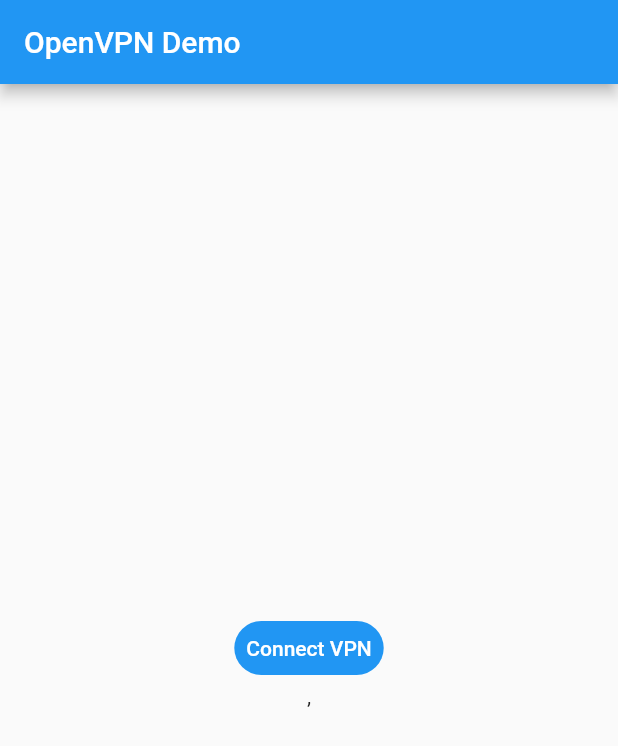
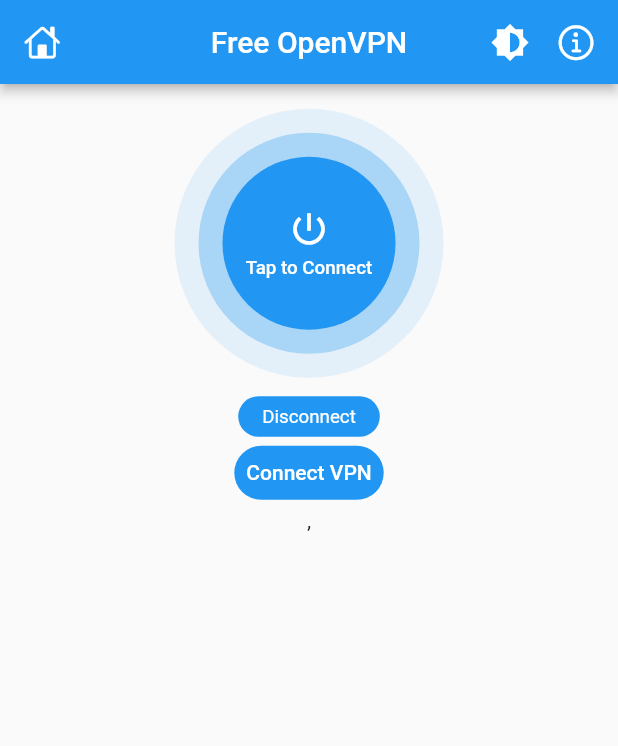
Before and after one commit to HarshAndroid/FreeVPN-App-Flutter, a Flutter app: the screen it shows after launch, on a phone screen of 412 x 824 dp. Shown: the top 746 px of the screen. Run offline on Flutter 3.47's test engine with Material 2 defaults, Android fonts, the phone set to English and light mode, and no system bars; our stand-ins replace get; statements that could not run were skipped.

Commit message:
8.Home Screen UI Part-1

```diff
--- a/lib/main.dart
+++ b/lib/main.dart
@@ -27,6 +27,11 @@ class MyApp extends StatelessWidget {
     return GetMaterialApp(
       title: 'OpenVpn Demo',
       home: SplashScreen(),
+
+      //theme
+      theme:
+          ThemeData(appBarTheme: AppBarTheme(centerTitle: true, elevation: 3)),
+
       debugShowCheckedModeBanner: false,
     );
   }
--- a/lib/screens/home_screen.dart
+++ b/lib/screens/home_screen.dart
@@ -1,10 +1,12 @@
 import 'dart:developer';
 
+import 'package:flutter/cupertino.dart';
 import 'package:flutter/material.dart';
 import 'package:flutter/scheduler.dart';
 
 import 'package:flutter/services.dart' show rootBundle;
 
+import '../main.dart';
 import '../models/vpn_config.dart';
 import '../models/vpn_status.dart';
 import '../services/vpn_engine.dart';
@@ -52,15 +54,35 @@ class _HomeScreenState extends State<HomeScreen> {
   @override
   Widget build(BuildContext context) {
     return Scaffold(
-      appBar: AppBar(title: Text('OpenVPN Demo')),
-      body: Center(
-        child: SingleChildScrollView(
-          padding: EdgeInsets.all(20),
-          physics: BouncingScrollPhysics(),
-          child: Column(
-              mainAxisSize: MainAxisSize.min,
-              crossAxisAlignment: CrossAxisAlignment.stretch,
-              children: [
+      //app bar
+      appBar: AppBar(
+        leading: Icon(CupertinoIcons.home),
+        title: Text('Free OpenVPN'),
+        actions: [
+          IconButton(
+              onPressed: () {},
+              icon: Icon(
+                Icons.brightness_medium,
+                size: 26,
+              )),
+          IconButton(
+              padding: EdgeInsets.only(right: 8),
+              onPressed: () {},
+              icon: Icon(
+                CupertinoIcons.info,
+                size: 27,
+              )),
+        ],
+      ),
+
+      //body
+      body: Column(mainAxisSize: MainAxisSize.min, children: [
+        //for adding some space
+        SizedBox(height: mq.height * .02),
+
+        //vpn button
+        _vpnButton(),
+
         Center(
           child: TextButton(
             style: TextButton.styleFrom(
@@ -95,10 +117,8 @@ class _HomeScreenState extends State<HomeScreen> {
                       width: 20,
                       child: Center(
                           child: _selectedVpn == e
-                                      ? CircleAvatar(
-                                          backgroundColor: Colors.green)
-                                      : CircleAvatar(
-                                          backgroundColor: Colors.grey)),
+                              ? CircleAvatar(backgroundColor: Colors.green)
+                              : CircleAvatar(backgroundColor: Colors.grey)),
                     ),
                     onTap: () {
                       log("${e.country} is selected");
@@ -108,8 +128,6 @@ class _HomeScreenState extends State<HomeScreen> {
                 )
                 .toList())
       ]),
-        ),
-      ),
     );
   }
 
@@ -125,4 +143,69 @@ class _HomeScreenState extends State<HomeScreen> {
       VpnEngine.stopVpn();
     }
   }
+
+  //vpn button
+  Widget _vpnButton() => Column(
+        children: [
+          //button
+          Semantics(
+            button: true,
+            child: InkWell(
+              onTap: () {},
+              borderRadius: BorderRadius.circular(100),
+              child: Container(
+                padding: EdgeInsets.all(16),
+                decoration: BoxDecoration(
+                    shape: BoxShape.circle, color: Colors.blue.withOpacity(.1)),
+                child: Container(
+                  padding: EdgeInsets.all(16),
+                  decoration: BoxDecoration(
+                      shape: BoxShape.circle,
+                      color: Colors.blue.withOpacity(.3)),
+                  child: Container(
+                    width: mq.height * .14,
+                    height: mq.height * .14,
+                    decoration: BoxDecoration(
+                        shape: BoxShape.circle, color: Colors.blue),
+                    child: Column(
+                      mainAxisAlignment: MainAxisAlignment.center,
+                      children: [
+                        //icon
+                        Icon(
+                          Icons.power_settings_new,
+                          size: 28,
+                          color: Colors.white,
+                        ),
+
+                        SizedBox(height: 4),
+
+                        //text
+                        Text(
+                          'Tap to Connect',
+                          style: TextStyle(
+                              fontSize: 12.5,
+                              color: Colors.white,
+                              fontWeight: FontWeight.w500),
+                        )
+                      ],
+                    ),
+                  ),
+                ),
+              ),
+            ),
+          ),
+
+          //connection status label
+          Container(
+            margin: EdgeInsets.only(top: mq.height * .015),
+            padding: EdgeInsets.symmetric(vertical: 6, horizontal: 16),
+            decoration: BoxDecoration(
+                color: Colors.blue, borderRadius: BorderRadius.circular(15)),
+            child: Text(
+              'Disconnect',
+              style: TextStyle(fontSize: 12.5, color: Colors.white),
+            ),
+          )
+        ],
+      );
 }
--- a/pubspec.yaml
+++ b/pubspec.yaml
@@ -17,6 +17,9 @@ dependencies:
   # Getx for state management
   get: ^4.6.5
 
+  # Cupertino style icons
+  cupertino_icons: ^1.0.2
+
 
 dev_dependencies:
   flutter_test:
```
Also changed, not shown: pubspec.lock. Lines whose indentation alone changed are shown as unchanged.
